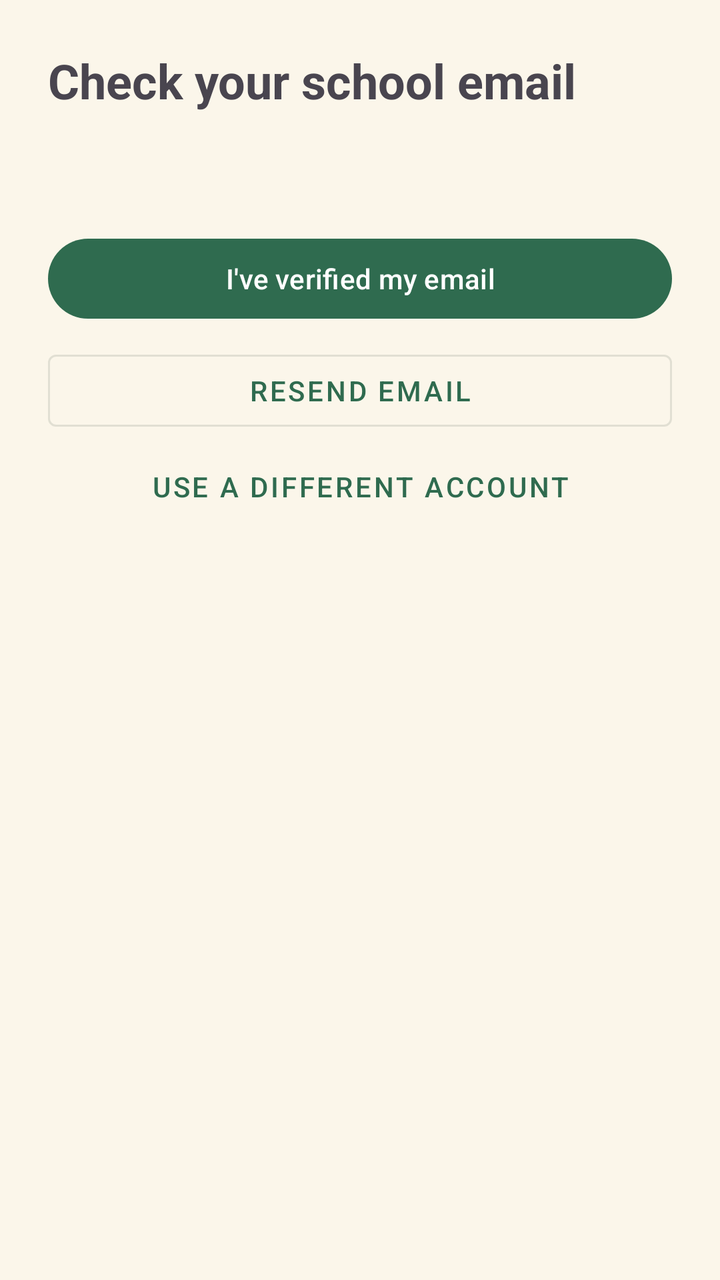
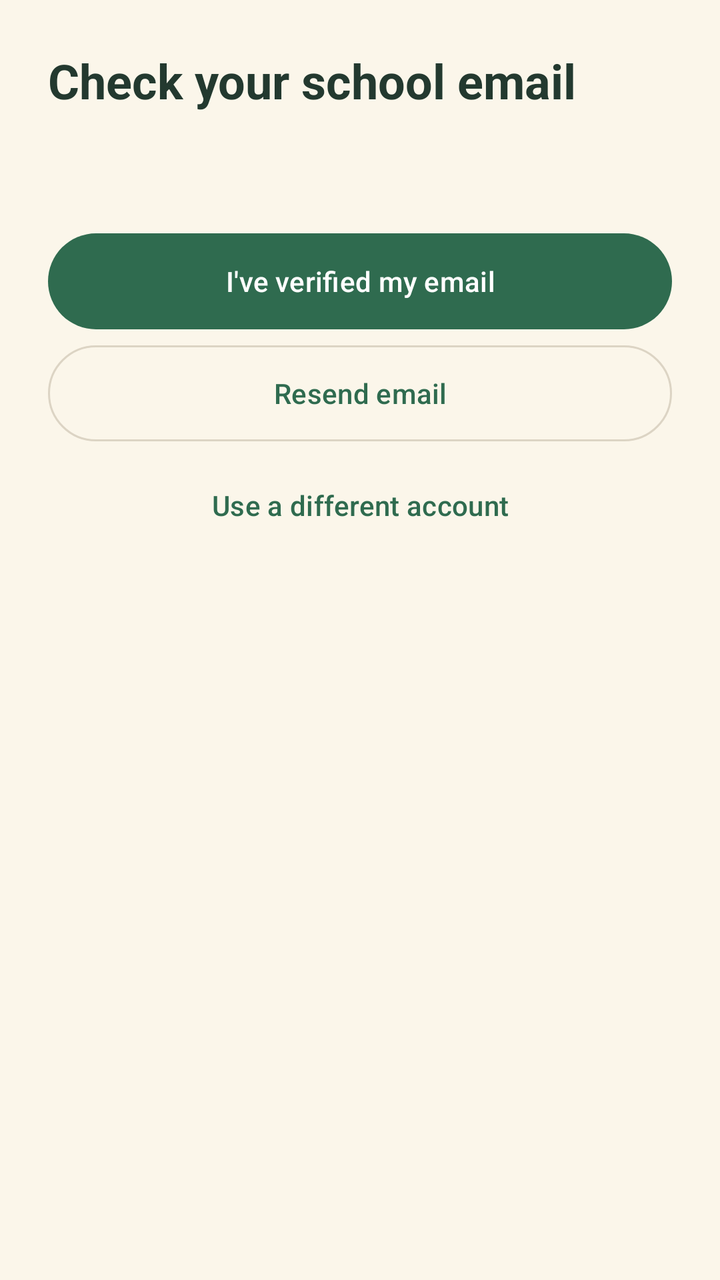

The first picture is an Android layout as it rendered before a commit; the second is the same layout after the commit. The layout source and the unified diff follow.
<!-- AndroidManifest.xml: application theme Theme.NOXApp -->
<!-- res/layout/activity_verify_email.xml -->
<?xml version="1.0" encoding="utf-8"?>
<ScrollView xmlns:android="http://schemas.android.com/apk/res/android"
    android:id="@+id/main"
    android:layout_width="match_parent"
    android:layout_height="match_parent">

    <LinearLayout
        android:layout_width="match_parent"
        android:layout_height="wrap_content"
        android:orientation="vertical"
        android:padding="24dp">

        <TextView
            android:layout_width="wrap_content"
            android:layout_height="wrap_content"
            android:text="Check your school email"
            android:textSize="24sp"
            android:textStyle="bold" />

        <TextView
            android:id="@+id/verifyMessage"
            android:layout_width="match_parent"
            android:layout_height="wrap_content"
            android:layout_marginTop="16dp" />

        <com.google.android.material.button.MaterialButton
            android:id="@+id/checkButton"
            android:layout_width="match_parent"
            android:layout_height="wrap_content"
            android:layout_marginTop="24dp"
            android:text="I've verified my email" />

        <com.google.android.material.button.MaterialButton
            android:id="@+id/resendButton"
            style="@style/Widget.MaterialComponents.Button.OutlinedButton"
            android:layout_width="match_parent"
            android:layout_height="wrap_content"
            android:layout_marginTop="8dp"
            android:text="Resend email" />

        <ProgressBar
            android:id="@+id/progress"
            android:layout_width="wrap_content"
            android:layout_height="wrap_content"
            android:layout_gravity="center_horizontal"
            android:visibility="gone" />

        <com.google.android.material.button.MaterialButton
            android:id="@+id/changeAccountButton"
            style="@style/Widget.MaterialComponents.Button.TextButton"
            android:layout_width="wrap_content"
            android:layout_height="wrap_content"
            android:layout_gravity="center_horizontal"
            android:text="Use a different account" />
    </LinearLayout>
</ScrollView>
<!-- resources referenced by this layout -->
<resources>
  <style name="Theme.NOXApp" parent="Base.Theme.NOXApp" />
  <style name="Base.Theme.NOXApp" parent="Theme.Material3.DayNight.NoActionBar">
          <item name="colorPrimary">@color/nox_primary_green</item>
          <item name="colorOnPrimary">@color/white</item>
          <item name="colorSecondary">@color/nox_accent_text</item>
          <item name="colorOnSecondary">@color/white</item>
          <item name="colorPrimaryInverse">@color/nox_snackbar_action</item>
          <item name="colorError">@color/nox_error</item>
          <item name="colorSurface">@color/nox_field_bg</item>
          <item name="colorOnSurface">@color/nox_dark_green</item>
          <item name="colorSurfaceVariant">@color/nox_chip_bg</item>
          <item name="colorOnSurfaceVariant">@color/nox_subtext</item>
          <item name="colorSurfaceContainer">@color/nox_field_bg</item>
          <item name="colorSurfaceContainerHigh">@color/nox_field_bg</item>
          <item name="colorSurfaceContainerHighest">@color/nox_chip_bg</item>
          <item name="colorOutline">@color/nox_subtext</item>
          <item name="colorOutlineVariant">@color/nox_search_stroke</item>
          <item name="colorAccent">@color/nox_accent_text</item>
          <item name="android:colorAccent">@color/nox_accent_text</item>
          <item name="android:textColorPrimary">@color/nox_dark_green</item>
          <item name="android:textColorSecondary">@color/nox_subtext</item>
          
          <item name="colorSecondaryContainer">@color/nox_chip_bg</item>
          
          <item name="android:windowBackground">@color/nox_cream_bg</item>
          <item name="android:windowAnimationStyle">@style/Animation.NOX.Activity</item>
      </style>
  <color name="nox_primary_green">#2F6B4F</color>
  <color name="white">#FFFFFFFF</color>
  <color name="nox_accent_text">#2F6B4F</color>
  <color name="nox_snackbar_action">#A9DCBF</color>
  <color name="nox_error">#B3261E</color>
  <color name="nox_field_bg">#FFFCF6</color>
  <color name="nox_dark_green">#23392F</color>
  <color name="nox_chip_bg">#E8F0E5</color>
  <color name="nox_subtext">#69746B</color>
  <color name="nox_search_stroke">#DCD4C4</color>
  <color name="nox_cream_bg">#FBF6EA</color>
  <style name="Animation.NOX.Activity" parent="@android:style/Animation.Activity">
          <item name="android:activityOpenEnterAnimation">@anim/nox_activity_instant</item>
          <item name="android:activityOpenExitAnimation">@anim/nox_activity_instant</item>
          <item name="android:activityCloseEnterAnimation">@anim/nox_activity_instant</item>
          <item name="android:activityCloseExitAnimation">@anim/nox_activity_instant</item>
      </style>
</resources>

<!-- the commit's change to res/layout/activity_verify_email.xml (unified diff, before → after) -->
@@ -1,8 +1,10 @@
 <?xml version="1.0" encoding="utf-8"?>
 <ScrollView xmlns:android="http://schemas.android.com/apk/res/android"
+    xmlns:app="http://schemas.android.com/apk/res-auto"
     android:id="@+id/main"
     android:layout_width="match_parent"
-    android:layout_height="match_parent">
+    android:layout_height="match_parent"
+    android:background="@color/nox_cream_bg">
 
     <LinearLayout
         android:layout_width="match_parent"
@@ -13,7 +15,8 @@
         <TextView
             android:layout_width="wrap_content"
             android:layout_height="wrap_content"
-            android:text="Check your school email"
+            android:text="@string/verify_title"
+            android:textColor="@color/nox_dark_green"
             android:textSize="24sp"
             android:textStyle="bold" />
 
@@ -21,36 +24,54 @@
             android:id="@+id/verifyMessage"
             android:layout_width="match_parent"
             android:layout_height="wrap_content"
-            android:layout_marginTop="16dp" />
+            android:layout_marginTop="16dp"
+            android:textColor="@color/nox_dark_green"
+            android:textSize="15sp" />
 
         <com.google.android.material.button.MaterialButton
             android:id="@+id/checkButton"
             android:layout_width="match_parent"
             android:layout_height="wrap_content"
             android:layout_marginTop="24dp"
-            android:text="I've verified my email" />
+            android:minHeight="48dp"
+            android:insetTop="0dp"
+            android:insetBottom="0dp"
+            android:text="@string/verify_check"
+            android:textColor="@color/white"
+            app:backgroundTint="@color/nox_primary_green"
+            app:cornerRadius="24dp" />
 
         <com.google.android.material.button.MaterialButton
             android:id="@+id/resendButton"
-            style="@style/Widget.MaterialComponents.Button.OutlinedButton"
+            style="@style/Widget.Material3.Button.OutlinedButton"
             android:layout_width="match_parent"
             android:layout_height="wrap_content"
             android:layout_marginTop="8dp"
-            android:text="Resend email" />
+            android:minHeight="48dp"
+            android:insetTop="0dp"
+            android:insetBottom="0dp"
+            android:text="@string/verify_resend"
+            android:textColor="@color/nox_accent_text"
+            app:cornerRadius="24dp"
+            app:strokeColor="@color/nox_search_stroke" />
 
         <ProgressBar
             android:id="@+id/progress"
             android:layout_width="wrap_content"
             android:layout_height="wrap_content"
             android:layout_gravity="center_horizontal"
+            android:layout_marginTop="12dp"
+            android:indeterminateTint="@color/nox_primary_green"
             android:visibility="gone" />
 
         <com.google.android.material.button.MaterialButton
             android:id="@+id/changeAccountButton"
-            style="@style/Widget.MaterialComponents.Button.TextButton"
+            style="@style/Widget.Material3.Button.TextButton"
             android:layout_width="wrap_content"
             android:layout_height="wrap_content"
             android:layout_gravity="center_horizontal"
-            android:text="Use a different account" />
+            android:layout_marginTop="8dp"
+            android:text="@string/verify_change_account"
+            android:textColor="@color/nox_accent_text" />
     </LinearLayout>
 </ScrollView>
<!-- resource entries referenced after the edit -->
@@ -29,6 +29,10 @@
       </style>
   <color name="nox_primary_green">#2F6B4F</color>
   <color name="white">#FFFFFFFF</color>
+  <string name="verify_change_account">Use a different account</string>
+  <string name="verify_check">I\'ve verified my email</string>
+  <string name="verify_resend">Resend email</string>
+  <string name="verify_title">Check your school email</string>
   <color name="nox_accent_text">#2F6B4F</color>
   <color name="nox_snackbar_action">#A9DCBF</color>
   <color name="nox_error">#B3261E</color>
